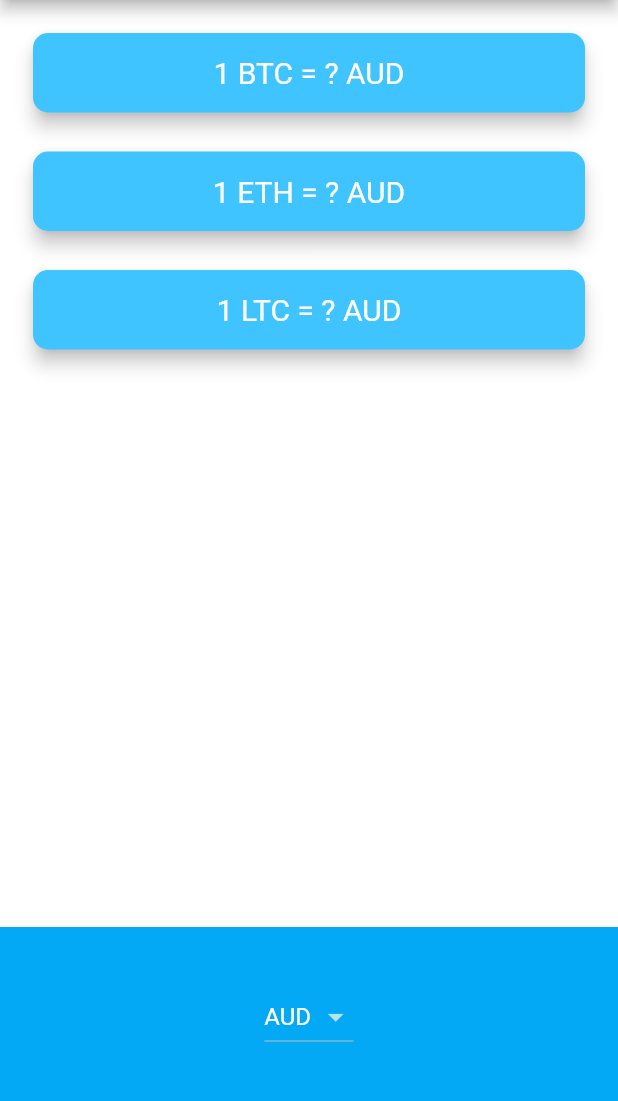
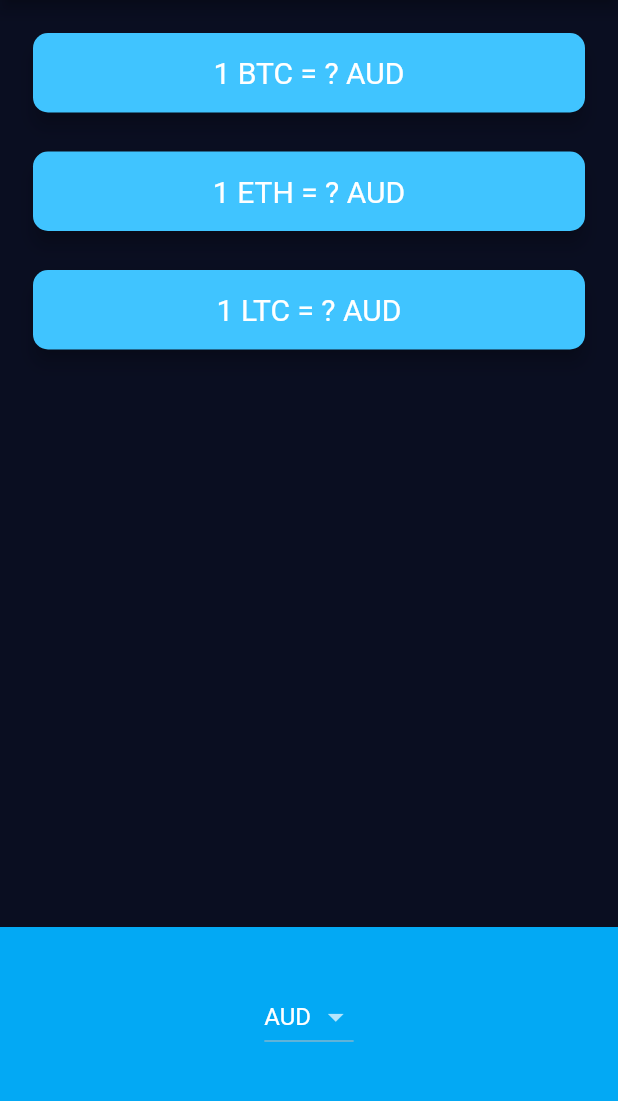
Before and after one commit to Ayushd70/bitcoin-ticker, a Flutter app: the screen it shows after launch, on a phone screen of 412 x 824 dp, the part 84-1185 px from its top. Run offline on Flutter 3.47's test engine with Material 2 defaults, Android fonts, the phone set to English and light mode, and no system bars; network calls fail.

Commit message:
bitcoin-ticker: UI: update background scaffold color
Signed-off-by: Ayush Dubey <ayushdubey70@gmail.com>

```diff
--- a/lib/main.dart
+++ b/lib/main.dart
@@ -9,8 +9,9 @@ class MyApp extends StatelessWidget {
   Widget build(BuildContext context) {
     return MaterialApp(
       theme: ThemeData.dark().copyWith(
-          primaryColor: Color(0xFF0A0E21),
-          scaffoldBackgroundColor: Colors.white),
+        primaryColor: Color(0xFF0A0E21),
+        scaffoldBackgroundColor: Color(0xFF0A0E21),
+      ),
       home: PriceScreen(),
     );
   }
```
